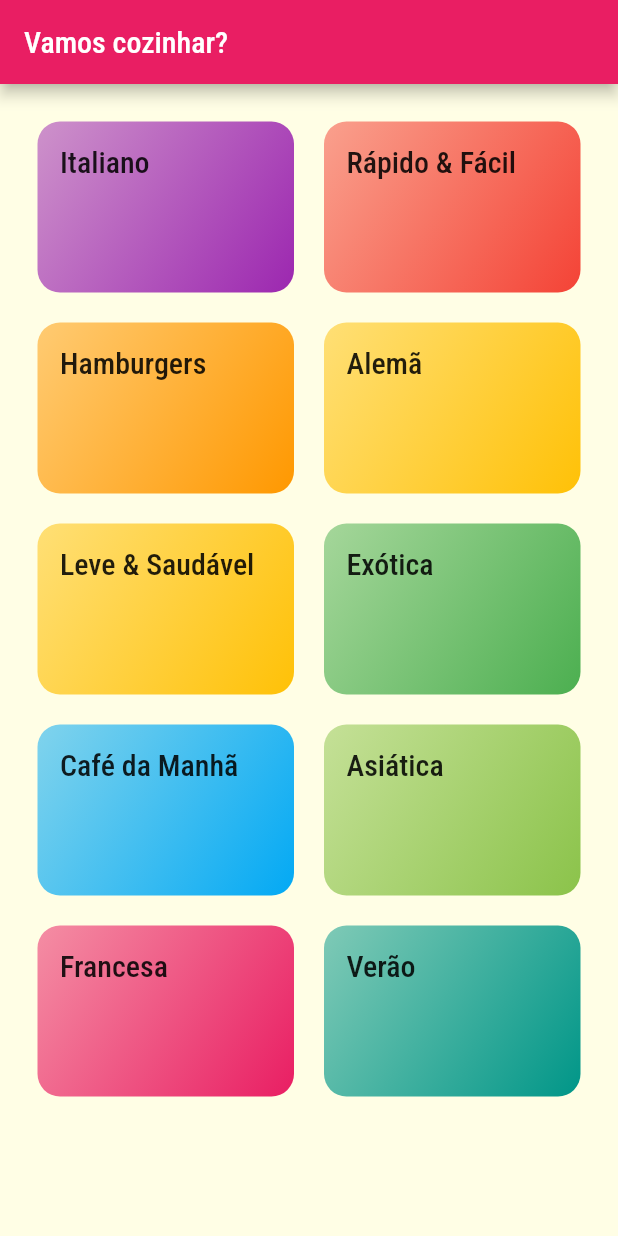
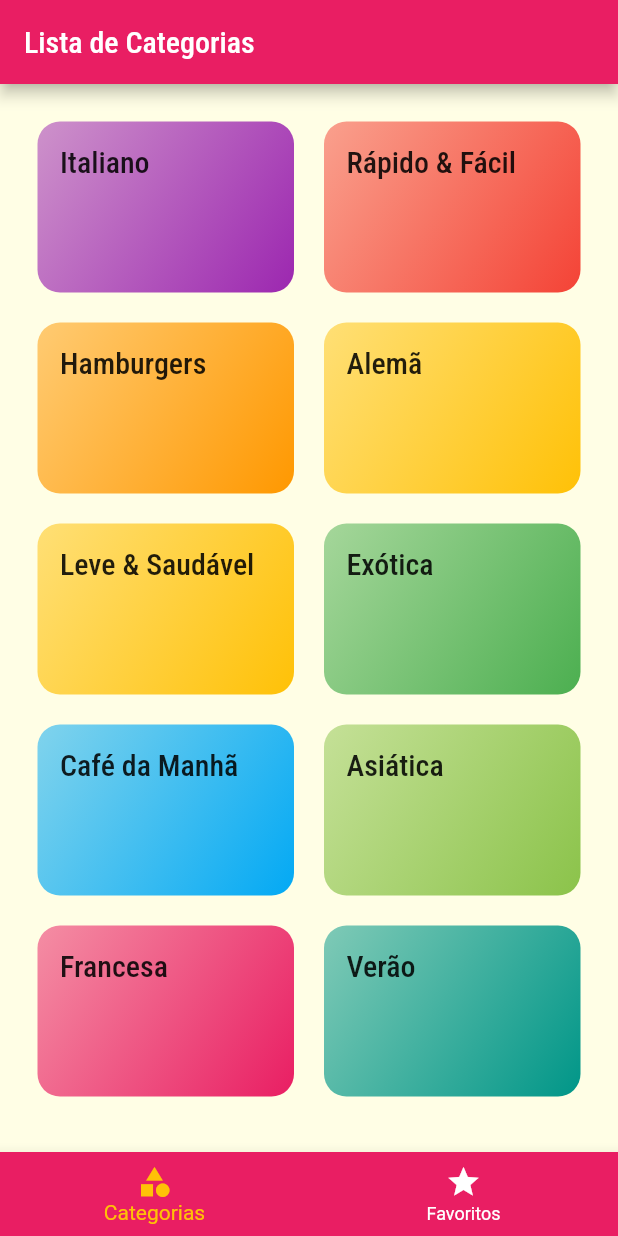
Before and after one commit to matheusbribeiro-dev/meals, a Flutter app: the screen it shows after launch, on a phone screen of 412 x 824 dp. Run offline on Flutter 3.47's test engine with Material 2 defaults, Android fonts, the phone set to English and light mode, and no system bars.

```diff
--- a/lib/main.dart
+++ b/lib/main.dart
@@ -1,7 +1,7 @@
 import 'package:flutter/material.dart';
 import 'package:meals/screens/categories_meals_screen.dart';
-import 'package:meals/screens/categories_screen.dart';
 import 'package:meals/screens/meal_detail_screen.dart';
+import 'package:meals/screens/tabs_screen.dart';
 import 'package:meals/utils/app_routes.dart';
 
 void main() => runApp(MyApp());
@@ -29,7 +29,7 @@ class MyApp extends StatelessWidget {
         canvasColor: const Color.fromRGBO(255, 254, 229, 1)
       ),
       routes: {
-        AppRoutes.home : (ctx) => const CategoriesScreen(),
+        AppRoutes.home : (ctx) => const TabsScreen(),
         AppRoutes.categoriesMeals : (ctx) => const CategoriesMealsScreen(),
         AppRoutes.mealDetail : (ctx) => const MealDetailScreen()
       }
--- a/lib/screens/categories_screen.dart
+++ b/lib/screens/categories_screen.dart
@@ -2,29 +2,21 @@ import 'package:flutter/material.dart';
 import 'package:meals/components/category_item.dart';
 import 'package:meals/data/dummy_data.dart';
 
-class CategoriesScreen extends StatelessWidget
-{
+class CategoriesScreen extends StatelessWidget {
   const CategoriesScreen({Key? key}) : super(key: key);
 
   @override
-  Widget build(BuildContext context)
-  {
-    return Scaffold(
-      appBar: AppBar(
-        title: const Text('Vamos cozinhar?'),
-      ),
-      body: GridView(
-        padding: const EdgeInsets.all(25),
-        gridDelegate: const SliverGridDelegateWithMaxCrossAxisExtent(
+  Widget build(BuildContext context) {
+    return GridView(
+      padding: const EdgeInsets.all(25),
+      gridDelegate: const SliverGridDelegateWithMaxCrossAxisExtent(
           maxCrossAxisExtent: 200,
           childAspectRatio: 3 / 2,
           crossAxisSpacing: 20,
-          mainAxisSpacing: 20
-        ),
-        children: dummyCategories.map((cat) {
-          return CategoryItem(cat);
-        }).toList(),
-      ),
+          mainAxisSpacing: 20),
+      children: dummyCategories.map((cat) {
+        return CategoryItem(cat);
+      }).toList(),
     );
   }
 }
--- /dev/null
+++ b/lib/screens/favorite_screen.dart
@@ -0,0 +1,12 @@
+import 'package:flutter/material.dart';
+
+class FavoriteScreen extends StatelessWidget {
+  const FavoriteScreen({ Key? key }) : super(key: key);
+
+  @override
+  Widget build(BuildContext context) {
+    return const Center(
+      child: Text('Minhas Refeições Favoritas!'),
+    );
+  }
+}
--- /dev/null
+++ b/lib/screens/tabs_screen.dart
@@ -0,0 +1,59 @@
+import 'package:flutter/material.dart';
+import 'package:meals/screens/categories_screen.dart';
+import 'package:meals/screens/favorite_screen.dart';
+
+class TabsScreen extends StatefulWidget {
+  const TabsScreen({ Key? key }) : super(key: key);
+
+  @override
+  State<TabsScreen> createState() => _TabsScreenState();
+}
+
+class _TabsScreenState extends State<TabsScreen> {
+  int _selectedScreenIndex = 0;
+
+  final List<Map<String, Object>> _screens = [
+    {
+      'title': 'Lista de Categorias',
+      'screen': const CategoriesScreen()
+    },
+    {
+      'title': 'Meus Favoritos',
+      'screen': const FavoriteScreen()
+    }
+  ];
+
+  _selectScreen(int index)
+  {
+    setState(() {
+      _selectedScreenIndex = index;
+    });
+  }
+
+  @override
+  Widget build(BuildContext context) {
+    return Scaffold(
+      appBar: AppBar(
+        title: Text('${_screens[_selectedScreenIndex]['title']}'),
+      ),
+      body: _screens[_selectedScreenIndex]['screen'] as Widget,
+      bottomNavigationBar: BottomNavigationBar(
+        onTap: _selectScreen,
+        backgroundColor: Theme.of(context).colorScheme.primary,
+        unselectedItemColor: Colors.white,
+        selectedItemColor: Theme.of(context).colorScheme.secondary,
+        currentIndex: _selectedScreenIndex,
+        items: const [
+          BottomNavigationBarItem(
+            icon: Icon(Icons.category),
+            label: 'Categorias'
+          ),
+          BottomNavigationBarItem(
+            icon: Icon(Icons.star),
+            label: 'Favoritos'
+          )
+        ],
+      ),
+    );
+  }
+}
```
